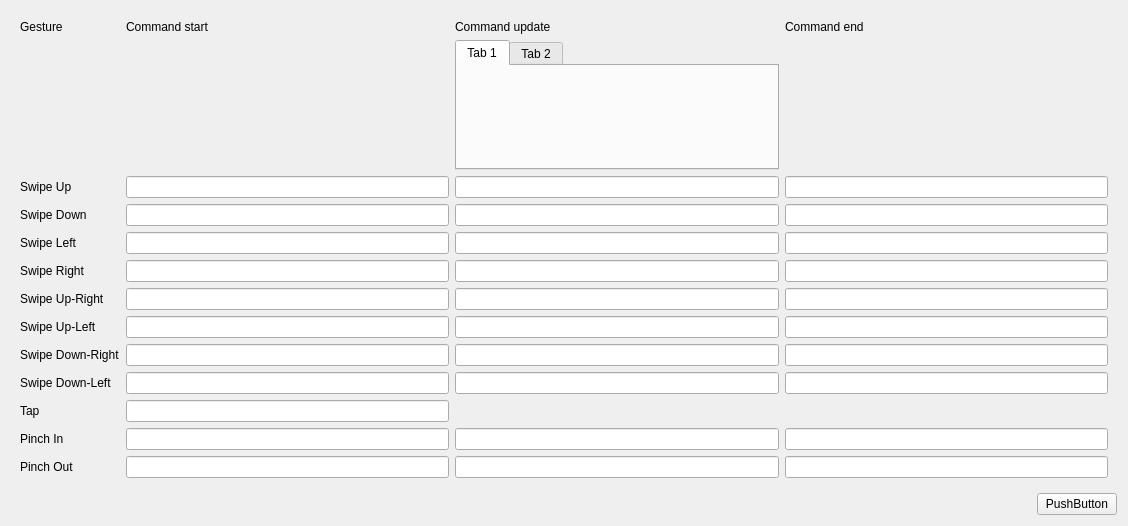
Old version of the form gesturesview.ui in the repository flisoch/gestures-gui.
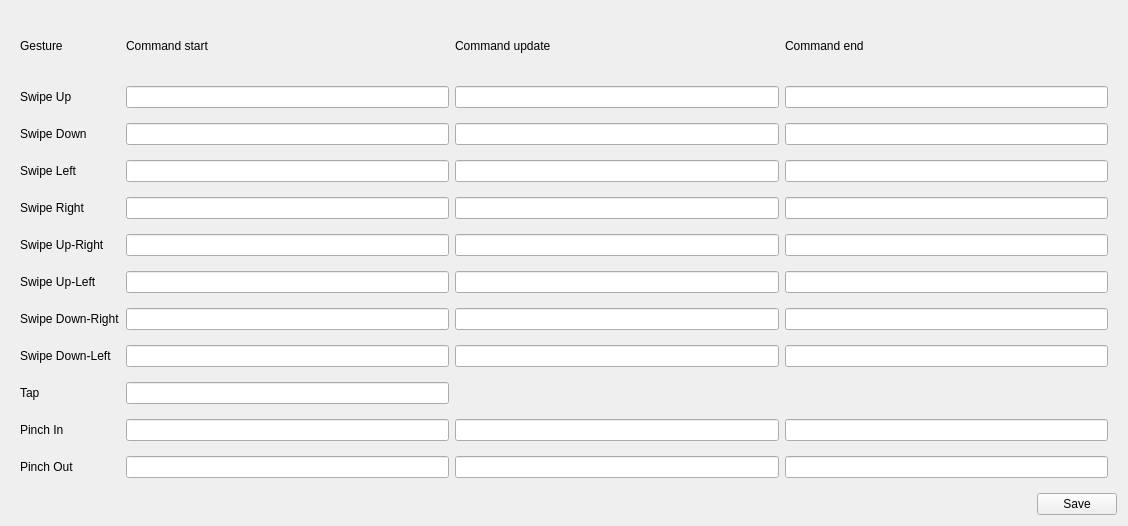
New version of the form.

Diff of the .ui file:
```diff
--- a/gesturesview.ui
+++ b/gesturesview.ui
@@ -19,15 +19,113 @@
      <layout class="QHBoxLayout" name="horizontalLayout">
       <item>
        <layout class="QGridLayout" name="gridLayout_2">
-        <item row="11" column="1">
-         <widget class="QLineEdit" name="pinch_in_start"/>
+        <property name="verticalSpacing">
+         <number>15</number>
+        </property>
+        <item row="3" column="2">
+         <widget class="QLineEdit" name="swipe_left_update"/>
+        </item>
+        <item row="10" column="3">
+         <widget class="QLineEdit" name="pinch_in_end"/>
+        </item>
+        <item row="1" column="0">
+         <widget class="QLabel" name="label_2">
+          <property name="text">
+           <string>Swipe Up</string>
+          </property>
+         </widget>
+        </item>
+        <item row="5" column="0">
+         <widget class="QLabel" name="label_7">
+          <property name="text">
+           <string>Swipe Up-Right</string>
+          </property>
+         </widget>
+        </item>
+        <item row="11" column="3">
+         <widget class="QLineEdit" name="pinch_out_end"/>
+        </item>
+        <item row="2" column="1">
+         <widget class="QLineEdit" name="swipe_down_start"/>
         </item>
         <item row="2" column="2">
-         <widget class="QLineEdit" name="swipe_up_update"/>
+         <widget class="QLineEdit" name="swipe_down_update"/>
         </item>
-        <item row="4" column="3">
+        <item row="7" column="3">
+         <widget class="QLineEdit" name="swipe_down_right_end"/>
+        </item>
+        <item row="6" column="3">
+         <widget class="QLineEdit" name="swipe_up_left_end"/>
+        </item>
+        <item row="8" column="0">
+         <widget class="QLabel" name="label_10">
+          <property name="text">
+           <string>Swipe Down-Left</string>
+          </property>
+         </widget>
+        </item>
+        <item row="4" column="2">
+         <widget class="QLineEdit" name="swipe_right_update"/>
+        </item>
+        <item row="2" column="0">
+         <widget class="QLabel" name="label_3">
+          <property name="text">
+           <string>Swipe Down</string>
+          </property>
+         </widget>
+        </item>
+        <item row="3" column="3">
          <widget class="QLineEdit" name="swipe_left_end"/>
         </item>
+        <item row="0" column="2">
+         <widget class="QLabel" name="label_14">
+          <property name="text">
+           <string>Command update</string>
+          </property>
+         </widget>
+        </item>
+        <item row="2" column="3">
+         <widget class="QLineEdit" name="swipe_down_end"/>
+        </item>
+        <item row="10" column="2">
+         <widget class="QLineEdit" name="pinch_in_update"/>
+        </item>
+        <item row="8" column="2">
+         <widget class="QLineEdit" name="swipe_down_left_update"/>
+        </item>
+        <item row="7" column="2">
+         <widget class="QLineEdit" name="swipe_down_right_update"/>
+        </item>
+        <item row="10" column="0">
+         <widget class="QLabel" name="label_12">
+          <property name="text">
+           <string>Pinch In</string>
+          </property>
+         </widget>
+        </item>
+        <item row="6" column="2">
+         <widget class="QLineEdit" name="swipe_up_left_update"/>
+        </item>
+        <item row="3" column="0">
+         <widget class="QLabel" name="label_5">
+          <property name="text">
+           <string>Swipe Left</string>
+          </property>
+         </widget>
+        </item>
+        <item row="7" column="1">
+         <widget class="QLineEdit" name="swipe_down_right_start"/>
+        </item>
+        <item row="1" column="3">
+         <widget class="QLineEdit" name="swipe_up_end"/>
+        </item>
+        <item row="7" column="0">
+         <widget class="QLabel" name="label_9">
+          <property name="text">
+           <string>Swipe Down-Right</string>
+          </property>
+         </widget>
+        </item>
         <item row="0" column="1">
          <widget class="QLabel" name="label_4">
           <property name="text">
@@ -35,8 +133,11 @@
           </property>
          </widget>
         </item>
-        <item row="12" column="1">
-         <widget class="QLineEdit" name="pinch_out_start"/>
+        <item row="1" column="1">
+         <widget class="QLineEdit" name="swipe_up_start"/>
+        </item>
+        <item row="5" column="2">
+         <widget class="QLineEdit" name="swipe_up_right_update"/>
         </item>
         <item row="0" column="0">
          <widget class="QLabel" name="label">
@@ -45,141 +146,57 @@
           </property>
          </widget>
         </item>
-        <item row="3" column="1">
-         <widget class="QLineEdit" name="swipe_down_start"/>
-        </item>
-        <item row="5" column="3">
-         <widget class="QLineEdit" name="swipe_right_end"/>
-        </item>
-        <item row="8" column="3">
-         <widget class="QLineEdit" name="swipe_down_right_end"/>
-        </item>
-        <item row="12" column="3">
-         <widget class="QLineEdit" name="pinch_out_end"/>
-        </item>
-        <item row="11" column="3">
-         <widget class="QLineEdit" name="pinch_in_end"/>
-        </item>
-        <item row="2" column="3">
-         <widget class="QLineEdit" name="swipe_up_end"/>
-        </item>
-        <item row="8" column="0">
-         <widget class="QLabel" name="label_9">
-          <property name="text">
-           <string>Swipe Down-Right</string>
-          </property>
-         </widget>
-        </item>
-        <item row="12" column="0">
-         <widget class="QLabel" name="label_13">
-          <property name="text">
-           <string>Pinch Out</string>
-          </property>
-         </widget>
-        </item>
-        <item row="6" column="2">
-         <widget class="QLineEdit" name="swipe_up_right_update"/>
-        </item>
-        <item row="9" column="3">
-         <widget class="QLineEdit" name="swipe_down_left_end"/>
-        </item>
-        <item row="6" column="3">
-         <widget class="QLineEdit" name="swipe_up_right_end"/>
-        </item>
-        <item row="3" column="2">
-         <widget class="QLineEdit" name="swipe_down_update"/>
-        </item>
-        <item row="6" column="1">
-         <widget class="QLineEdit" name="swipe_up_right_start"/>
-        </item>
-        <item row="8" column="2">
-         <widget class="QLineEdit" name="swipe_down_right_update"/>
-        </item>
-        <item row="2" column="1">
-         <widget class="QLineEdit" name="swipe_up_start"/>
-        </item>
-        <item row="6" column="0">
-         <widget class="QLabel" name="label_7">
-          <property name="text">
-           <string>Swipe Up-Right</string>
-          </property>
-         </widget>
-        </item>
-        <item row="7" column="1">
-         <widget class="QLineEdit" name="swipe_up_left_start"/>
-        </item>
-        <item row="9" column="2">
-         <widget class="QLineEdit" name="swipe_down_left_update"/>
-        </item>
         <item row="10" column="1">
+         <widget class="QLineEdit" name="pinch_in_start"/>
+        </item>
+        <item row="11" column="1">
+         <widget class="QLineEdit" name="pinch_out_start"/>
+        </item>
+        <item row="3" column="1">
+         <widget class="QLineEdit" name="swipe_left_start"/>
+        </item>
+        <item row="4" column="0">
+         <widget class="QLabel" name="label_6">
+          <property name="text">
+           <string>Swipe Right</string>
+          </property>
+         </widget>
+        </item>
+        <item row="9" column="1">
          <widget class="QLineEdit" name="tap">
           <property name="alignment">
            <set>Qt::AlignJustify|Qt::AlignVCenter</set>
           </property>
          </widget>
         </item>
-        <item row="2" column="0">
-         <widget class="QLabel" name="label_2">
-          <property name="text">
-           <string>Swipe Up</string>
-          </property>
-         </widget>
-        </item>
-        <item row="0" column="2">
-         <widget class="QLabel" name="label_14">
-          <property name="text">
-           <string>Command update</string>
-          </property>
-         </widget>
-        </item>
-        <item row="9" column="0">
-         <widget class="QLabel" name="label_10">
-          <property name="text">
-           <string>Swipe Down-Left</string>
-          </property>
-         </widget>
-        </item>
-        <item row="5" column="0">
-         <widget class="QLabel" name="label_6">
-          <property name="text">
-           <string>Swipe Right</string>
-          </property>
-         </widget>
-        </item>
-        <item row="5" column="2">
-         <widget class="QLineEdit" name="swipe_right_update"/>
-        </item>
-        <item row="12" column="2">
-         <widget class="QLineEdit" name="pinch_out_update"/>
-        </item>
         <item row="4" column="1">
-         <widget class="QLineEdit" name="swipe_left_start"/>
+         <widget class="QLineEdit" name="swipe_right_start"/>
+        </item>
+        <item row="1" column="2">
+         <widget class="QLineEdit" name="swipe_up_update"/>
         </item>
         <item row="11" column="2">
-         <widget class="QLineEdit" name="pinch_in_update"/>
+         <widget class="QLineEdit" name="pinch_out_update"/>
         </item>
-        <item row="7" column="2">
-         <widget class="QLineEdit" name="swipe_up_left_update"/>
-        </item>
-        <item row="7" column="0">
+        <item row="6" column="0">
          <widget class="QLabel" name="label_8">
           <property name="text">
            <string>Swipe Up-Left</string>
           </property>
          </widget>
         </item>
-        <item row="4" column="0">
-         <widget class="QLabel" name="label_5">
+        <item row="11" column="0">
+         <widget class="QLabel" name="label_13">
           <property name="text">
-           <string>Swipe Left</string>
+           <string>Pinch Out</string>
           </property>
          </widget>
         </item>
-        <item row="9" column="1">
-         <widget class="QLineEdit" name="swipe_down_left_start"/>
+        <item row="5" column="1">
+         <widget class="QLineEdit" name="swipe_up_right_start"/>
         </item>
-        <item row="3" column="3">
-         <widget class="QLineEdit" name="swipe_down_end"/>
+        <item row="6" column="1">
+         <widget class="QLineEdit" name="swipe_up_left_start"/>
         </item>
         <item row="0" column="3">
          <widget class="QLabel" name="label_15">
@@ -188,55 +205,24 @@
           </property>
          </widget>
         </item>
-        <item row="3" column="0">
-         <widget class="QLabel" name="label_3">
-          <property name="text">
-           <string>Swipe Down</string>
-          </property>
-         </widget>
+        <item row="5" column="3">
+         <widget class="QLineEdit" name="swipe_up_right_end"/>
         </item>
-        <item row="11" column="0">
-         <widget class="QLabel" name="label_12">
-          <property name="text">
-           <string>Pinch In</string>
-          </property>
-         </widget>
+        <item row="8" column="3">
+         <widget class="QLineEdit" name="swipe_down_left_end"/>
         </item>
-        <item row="5" column="1">
-         <widget class="QLineEdit" name="swipe_right_start"/>
-        </item>
-        <item row="8" column="1">
-         <widget class="QLineEdit" name="swipe_down_right_start"/>
-        </item>
-        <item row="10" column="0">
+        <item row="9" column="0">
          <widget class="QLabel" name="label_11">
           <property name="text">
            <string>Tap</string>
           </property>
          </widget>
         </item>
-        <item row="7" column="3">
-         <widget class="QLineEdit" name="swipe_up_left_end"/>
+        <item row="4" column="3">
+         <widget class="QLineEdit" name="swipe_right_end"/>
         </item>
-        <item row="4" column="2">
-         <widget class="QLineEdit" name="swipe_left_update"/>
-        </item>
-        <item row="1" column="2">
-         <widget class="QTabWidget" name="tabWidget">
-          <property name="currentIndex">
-           <number>0</number>
-          </property>
-          <widget class="QWidget" name="tab">
-           <attribute name="title">
-            <string>Tab 1</string>
-           </attribute>
-          </widget>
-          <widget class="QWidget" name="tab_2">
-           <attribute name="title">
-            <string>Tab 2</string>
-           </attribute>
-          </widget>
-         </widget>
+        <item row="8" column="1">
+         <widget class="QLineEdit" name="swipe_down_left_start"/>
         </item>
        </layout>
       </item>
@@ -246,7 +232,7 @@
    <item alignment="Qt::AlignRight">
     <widget class="QPushButton" name="pushButton">
      <property name="text">
-      <string>PushButton</string>
+      <string>Save</string>
      </property>
     </widget>
    </item>
```
Left out of the diff: 2 changed lines with no effect on the pictures.
